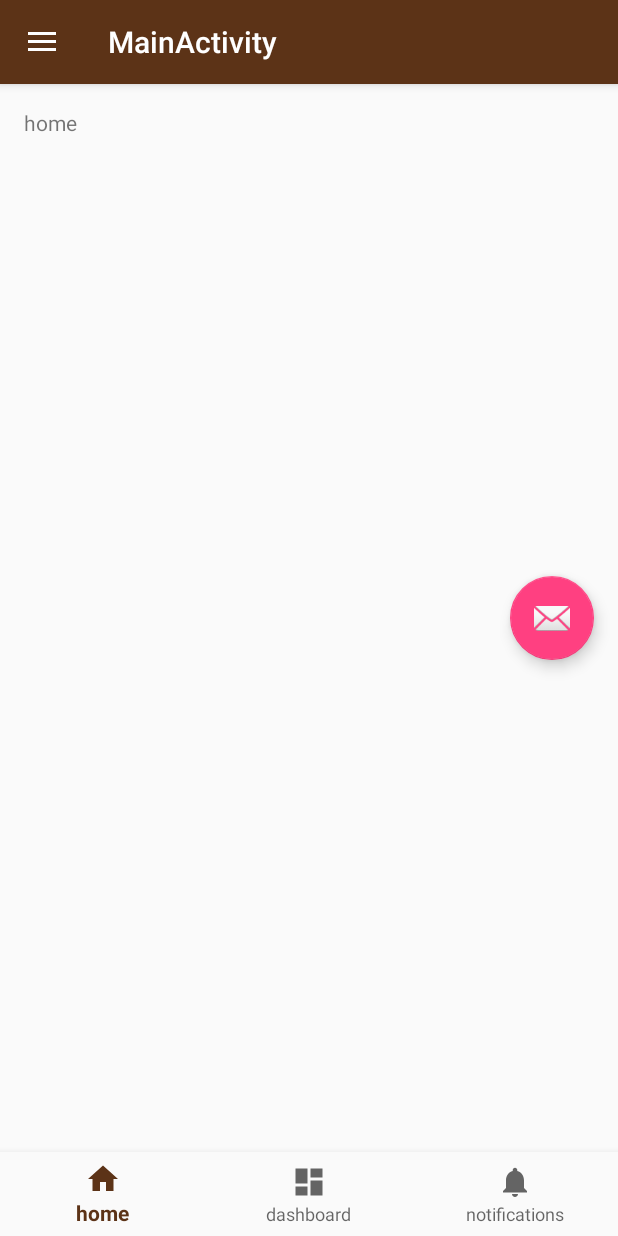
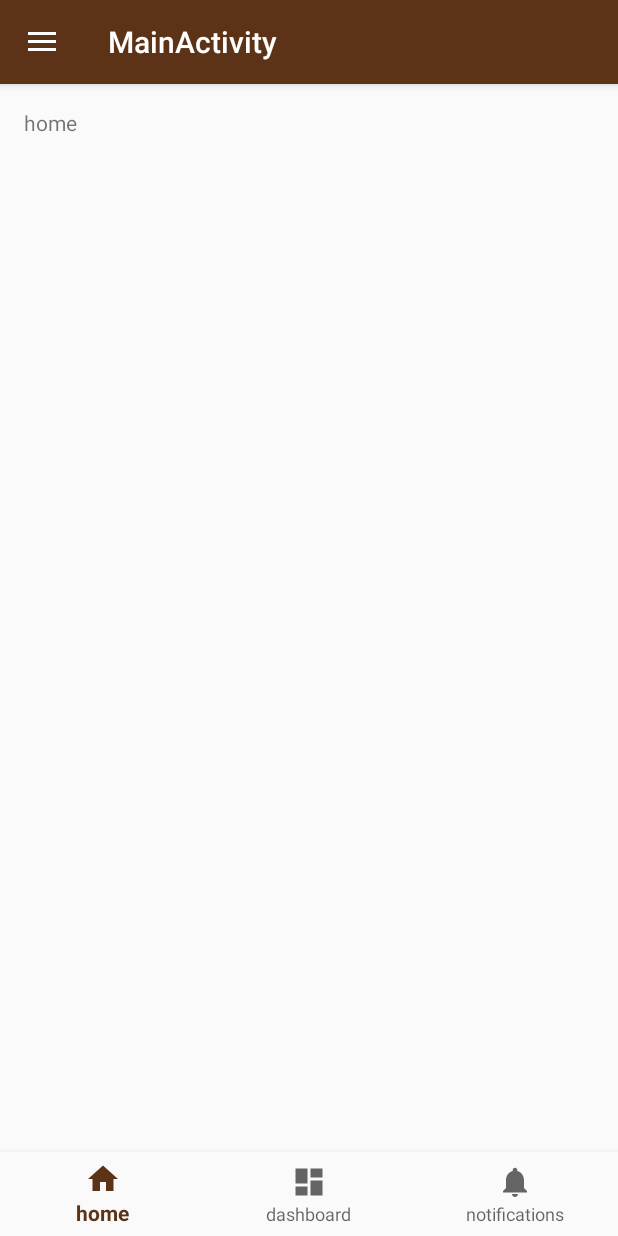
Before and after one commit to VisionFox/followmeAndroid, an Android app: the MainActivity screen opened directly, with no data from a screen before it, on a phone screen of 412 x 824 dp. Run offline under Robolectric (Android 15) with nearby library versions, the phone set to English and light mode, and no system bars.

Commit message:
去除浮标

```diff
--- a/app/src/main/java/com/followme/activity/MainActivity.java
+++ b/app/src/main/java/com/followme/activity/MainActivity.java
@@ -55,15 +55,15 @@ public class MainActivity extends AppCompatActivity
         BottomNavigationView navigation = (BottomNavigationView) findViewById(R.id.navigation);
         navigation.setOnNavigationItemSelectedListener(mOnNavigationItemSelectedListener);
 
-        //浮标
-        FloatingActionButton fab = (FloatingActionButton) findViewById(R.id.fab);
-        fab.setOnClickListener(new View.OnClickListener() {
-            @Override
-            public void onClick(View view) {
-                Snackbar.make(view, "Replace with your own action", Snackbar.LENGTH_LONG)
-                        .setAction("Action", null).show();
-            }
-        });
+//        //浮标
+//        FloatingActionButton fab = (FloatingActionButton) findViewById(R.id.fab);
+//        fab.setOnClickListener(new View.OnClickListener() {
+//            @Override
+//            public void onClick(View view) {
+//                Snackbar.make(view, "Replace with your own action", Snackbar.LENGTH_LONG)
+//                        .setAction("Action", null).show();
+//            }
+//        });
 
         //侧边栏划出效果
         DrawerLayout drawer = (DrawerLayout) findViewById(R.id.drawer_layout);
--- a/app/src/main/res/layout/app_bar_main.xml
+++ b/app/src/main/res/layout/app_bar_main.xml
@@ -25,13 +25,13 @@
 
 
 
-    <!--浮钮-->
-    <android.support.design.widget.FloatingActionButton
-        android:id="@+id/fab"
-        android:layout_width="wrap_content"
-        android:layout_height="wrap_content"
-        android:layout_gravity="center|right"
-        android:layout_margin="@dimen/fab_margin"
-        app:srcCompat="@android:drawable/ic_dialog_email" />
+    <!--&lt;!&ndash;浮钮&ndash;&gt;-->
+    <!--<android.support.design.widget.FloatingActionButton-->
+        <!--android:id="@+id/fab"-->
+        <!--android:layout_width="wrap_content"-->
+        <!--android:layout_height="wrap_content"-->
+        <!--android:layout_gravity="center|right"-->
+        <!--android:layout_margin="@dimen/fab_margin"-->
+        <!--app:srcCompat="@android:drawable/ic_dialog_email" />-->
 
 </android.support.design.widget.CoordinatorLayout>
```
